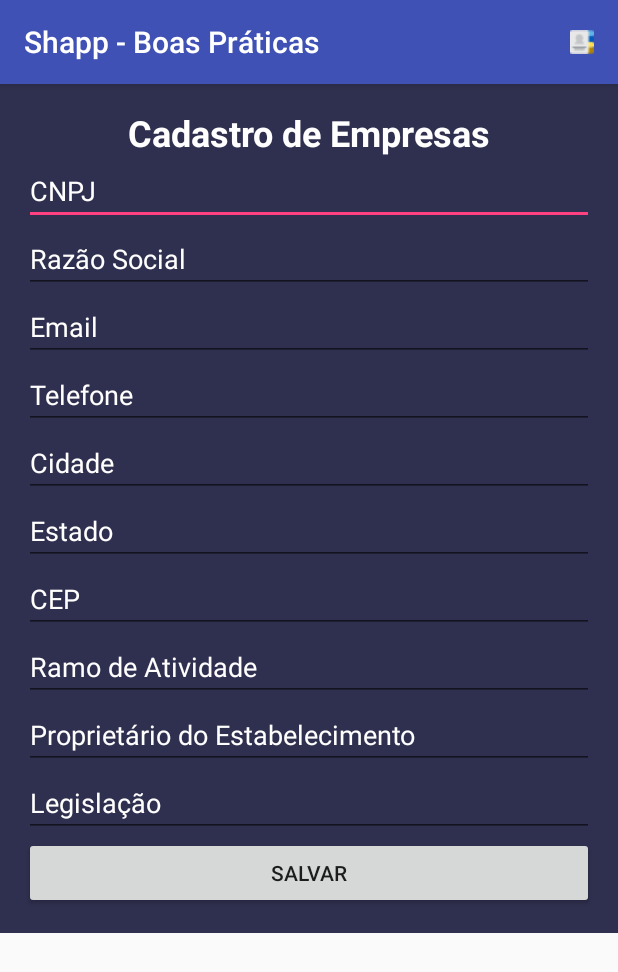
After one commit to tccadmms/tcc, an Android app: the CadastroActivity screen opened directly, with no data from a screen before it, on a phone screen of 412 x 824 dp. The commit adds this screen. Shown: the top 972 px of the screen. Run offline under Robolectric (Android 15) with nearby library versions, the phone set to English and light mode, and no system bars.

Commit message:
Alterações Tela Inicial, Manifest com debugger, inserção de logo no projeto.

```diff
--- a/app/build.gradle
+++ b/app/build.gradle
@@ -22,8 +22,9 @@ android {
 dependencies {
     compile fileTree(dir: 'libs', include: ['*.jar'])
     testCompile 'junit:junit:4.12'
-    compile 'com.android.support:appcompat-v7:24.1.0'
+    compile 'com.android.support:appcompat-v7:24.1.1'
     compile 'org.springframework.android:spring-android-rest-template:2.0.0.M3'
+    compile 'com.android.support:design:24.1.1'
 }
 repositories {
     maven {
--- a/app/src/main/AndroidManifest.xml
+++ b/app/src/main/AndroidManifest.xml
@@ -5,7 +5,7 @@
     <application
         android:debuggable="true"
         android:allowBackup="true"
-        android:icon="@mipmap/ic_launcher"
+        android:icon="@mipmap/logo"
         android:label="Shapp - Boas Práticas"
         android:supportsRtl="true"
         android:theme="@style/AppTheme">
@@ -16,6 +16,7 @@
                 <category android:name="android.intent.category.LAUNCHER" />
             </intent-filter>
         </activity>
+        <activity android:name=".CadastroActivity"></activity>
     </application>
 
 </manifest>
--- /dev/null
+++ b/app/src/main/java/com/admms/tcc/oasis/CadastroActivity.java
@@ -0,0 +1,35 @@
+package com.admms.tcc.oasis;
+
+import android.support.v7.app.AppCompatActivity;
+import android.os.Bundle;
+import android.view.Menu;
+import android.view.MenuInflater;
+import android.view.View;
+import android.widget.Button;
+import android.widget.Toast;
+
+public class CadastroActivity extends AppCompatActivity {
+
+    @Override
+    protected void onCreate(Bundle savedInstanceState) {
+        super.onCreate(savedInstanceState);
+        setContentView(R.layout.activity_cadastro);
+
+        Button botaoSalvar = (Button) findViewById(R.id.cadastro_btnSalvar);
+        botaoSalvar.setOnClickListener(new View.OnClickListener() {
+            @Override
+            public void onClick(View view) {
+                Toast.makeText(CadastroActivity.this, "Cadastro realizado com sucesso!", Toast.LENGTH_SHORT).show();
+                finish();
+            }
+        });
+    }
+
+    @Override
+    public boolean onCreateOptionsMenu(Menu menu) {
+        MenuInflater inflater = getMenuInflater();
+        inflater.inflate(R.menu.menu_cadastro, menu);
+
+        return super.onCreateOptionsMenu(menu);
+    }
+}
--- a/app/src/main/java/com/admms/tcc/oasis/MainActivity.java
+++ b/app/src/main/java/com/admms/tcc/oasis/MainActivity.java
@@ -1,7 +1,10 @@
 package com.admms.tcc.oasis;
 
+import android.content.Intent;
 import android.support.v7.app.AppCompatActivity;
 import android.os.Bundle;
+import android.view.View;
+import android.widget.Button;
 
 public class MainActivity extends AppCompatActivity {
 
@@ -9,5 +12,14 @@ public class MainActivity extends AppCompatActivity {
     protected void onCreate(Bundle savedInstanceState) {
         super.onCreate(savedInstanceState);
         setContentView(R.layout.activity_main);
+
+        Button iniciar = (Button) findViewById(R.id.Main_btnIniciar);
+        iniciar.setOnClickListener(new View.OnClickListener() {
+            @Override
+            public void onClick(View view) {
+                Intent intentVaiProCadastro = new Intent(MainActivity.this, CadastroActivity.class);
+                startActivity(intentVaiProCadastro);
+            }
+        });
     }
 }
--- /dev/null
+++ b/app/src/main/res/drawable/botao.xml
@@ -0,0 +1,5 @@
+<?xml version="1.0" encoding="utf-8"?>
+<shape xmlns:android="http://schemas.android.com/apk/res/android" android:shape="line">
+    <solid android:color="#696969"></solid>
+
+</shape>
--- /dev/null
+++ b/app/src/main/res/layout/activity_cadastro.xml
@@ -0,0 +1,102 @@
+<ScrollView xmlns:android="http://schemas.android.com/apk/res/android"
+    android:layout_width="match_parent"
+    android:layout_height="match_parent">
+<?xml version="1.0" encoding="utf-8"?>
+    <LinearLayout
+        xmlns:tools="http://schemas.android.com/tools"
+        android:layout_width="match_parent"
+        android:layout_height="match_parent"
+        android:background="#2f2f4f"
+        android:orientation="vertical"
+        android:paddingBottom="@dimen/activity_vertical_margin"
+        android:paddingLeft="@dimen/activity_horizontal_margin"
+        android:paddingRight="@dimen/activity_horizontal_margin"
+        android:paddingTop="@dimen/activity_vertical_margin"
+        tools:context="com.admms.tcc.oasis.CadastroActivity">
+
+        <TextView
+            android:layout_width="match_parent"
+            android:layout_height="wrap_content"
+            android:text="Cadastro de Empresas"
+            android:textAlignment="center"
+            android:textColor="#FFFFFF"
+            android:textSize="24dp"
+            android:textStyle="bold"/>
+        <EditText
+            android:layout_width="match_parent"
+            android:layout_height="wrap_content"
+            android:hint="CNPJ"
+            android:textColorHint="#FFFFFF"
+            android:id="@+id/cadastro_cnpj"/>
+
+        <EditText
+            android:layout_width="match_parent"
+            android:layout_height="wrap_content"
+            android:hint="Razão Social"
+            android:textColorHint="#FFFFFF"
+            android:id="@+id/cadastro_razaoSocial"/>
+
+        <EditText
+            android:layout_width="match_parent"
+            android:layout_height="wrap_content"
+            android:hint="Email"
+            android:textColorHint="#FFFFFF"
+            android:id="@+id/cadastro_email"/>
+
+        <EditText
+            android:layout_width="match_parent"
+            android:layout_height="wrap_content"
+            android:hint="Telefone"
+            android:textColorHint="#FFFFFF"
+            android:id="@+id/cadastro_telefone"/>
+
+        <EditText
+            android:layout_width="match_parent"
+            android:layout_height="wrap_content"
+            android:hint="Cidade"
+            android:textColorHint="#FFFFFF"
+            android:id="@+id/cadastro_cidade"/>
+
+        <EditText
+            android:layout_width="match_parent"
+            android:layout_height="wrap_content"
+            android:hint="Estado"
+            android:textColorHint="#FFFFFF"
+            android:id="@+id/cadastro_estado"/>
+
+        <EditText
+            android:layout_width="match_parent"
+            android:layout_height="wrap_content"
+            android:hint="CEP"
+            android:textColorHint="#FFFFFF"
+            android:id="@+id/cadastro_cep"/>
+
+        <EditText
+            android:layout_width="match_parent"
+            android:layout_height="wrap_content"
+            android:hint="Ramo de Atividade"
+            android:textColorHint="#FFFFFF"
+            android:id="@+id/cadastro_ramoDeAtividade"/>
+
+        <EditText
+            android:layout_width="match_parent"
+            android:layout_height="wrap_content"
+            android:hint="Proprietário do Estabelecimento"
+            android:textColorHint="#FFFFFF"
+            android:id="@+id/cadastro_proprietarioDoEstabelecimento"/>
+
+        <EditText
+            android:layout_width="match_parent"
+            android:layout_height="wrap_content"
+            android:hint="Legislação"
+            android:textColorHint="#FFFFFF"
+            android:id="@+id/cadastro_legislacao"/>
+
+        <Button
+            android:layout_width="match_parent"
+            android:layout_height="wrap_content"
+            android:text="Salvar"
+            android:id="@+id/cadastro_btnSalvar"/>
+
+    </LinearLayout>
+</ScrollView>
--- a/app/src/main/res/layout/activity_main.xml
+++ b/app/src/main/res/layout/activity_main.xml
@@ -2,16 +2,18 @@
 <RelativeLayout xmlns:android="http://schemas.android.com/apk/res/android"
     android:layout_width="match_parent"
     android:layout_height="match_parent"
+    android:orientation="vertical"
     android:background="@drawable/logo">
 
     <Button
         style="?android:attr/buttonStyleSmall"
-        android:layout_width="wrap_content"
+        android:layout_width="match_parent"
         android:layout_height="wrap_content"
         android:text="Avaliar Estabelecimento"
-        android:id="@+id/button"
+        android:id="@+id/Main_btnIniciar"
         android:textColor="#f5f5f5"
-        android:background="#2f2f4f"
+        android:background="@drawable/botao"
         android:layout_alignParentBottom="true"
-        android:layout_centerHorizontal="true" />
+        android:layout_centerHorizontal="true"
+        android:layout_gravity="bottom"/>
 </RelativeLayout>
--- /dev/null
+++ b/app/src/main/res/menu/menu_cadastro.xml
@@ -0,0 +1,12 @@
+<?xml version="1.0" encoding="utf-8"?>
+<menu xmlns:android="http://schemas.android.com/apk/res/android"
+    xmlns:tools="http://schemas.android.com/tools"
+    xmlns:app="http://schemas.android.com/apk/res-auto"
+    xml:tools="http://schemas.android.com/tools"
+    tools:context="com.admms.tcc.oasis.CadastroActivity">
+    <item android:id="@+id/menu_cadastro_menu"
+        android:title="Menu"
+        android:icon="@drawable/empresas"
+        app:showAsAction="always"/>
+
+</menu>
--- /dev/null
+++ b/app/src/main/res/values-v21/styles.xml
@@ -0,0 +1,9 @@
+<resources>
+
+    <style name="AppTheme.NoActionBar">
+        <item name="windowActionBar">false</item>
+        <item name="windowNoTitle">true</item>
+        <item name="android:windowDrawsSystemBarBackgrounds">true</item>
+        <item name="android:statusBarColor">@android:color/transparent</item>
+    </style>
+</resources>
--- a/app/src/main/res/values/dimens.xml
+++ b/app/src/main/res/values/dimens.xml
@@ -2,4 +2,5 @@
     <!-- Default screen margins, per the Android Design guidelines. -->
     <dimen name="activity_horizontal_margin">16dp</dimen>
     <dimen name="activity_vertical_margin">16dp</dimen>
+    <dimen name="fab_margin">16dp</dimen>
 </resources>
--- a/app/src/main/res/values/strings.xml
+++ b/app/src/main/res/values/strings.xml
@@ -1,3 +1,4 @@
 <resources>
     <string name="app_name">Oasis</string>
+    <string name="title_activity_cadastro">Cadastro</string>
 </resources>
--- a/app/src/main/res/values/styles.xml
+++ b/app/src/main/res/values/styles.xml
@@ -8,4 +8,13 @@
         <item name="colorAccent">@color/colorAccent</item>
     </style>
 
+    <style name="AppTheme.NoActionBar">
+        <item name="windowActionBar">false</item>
+        <item name="windowNoTitle">true</item>
+    </style>
+
+    <style name="AppTheme.AppBarOverlay" parent="ThemeOverlay.AppCompat.Dark.ActionBar" />
+
+    <style name="AppTheme.PopupOverlay" parent="ThemeOverlay.AppCompat.Light" />
+
 </resources>
```
Also changed, not shown: app/src/main/res/drawable/empresas.png (added), app/src/main/res/drawable/ic_logo.JPG (added), app/src/main/res/mipmap-xxhdpi/logo.JPG (added).
